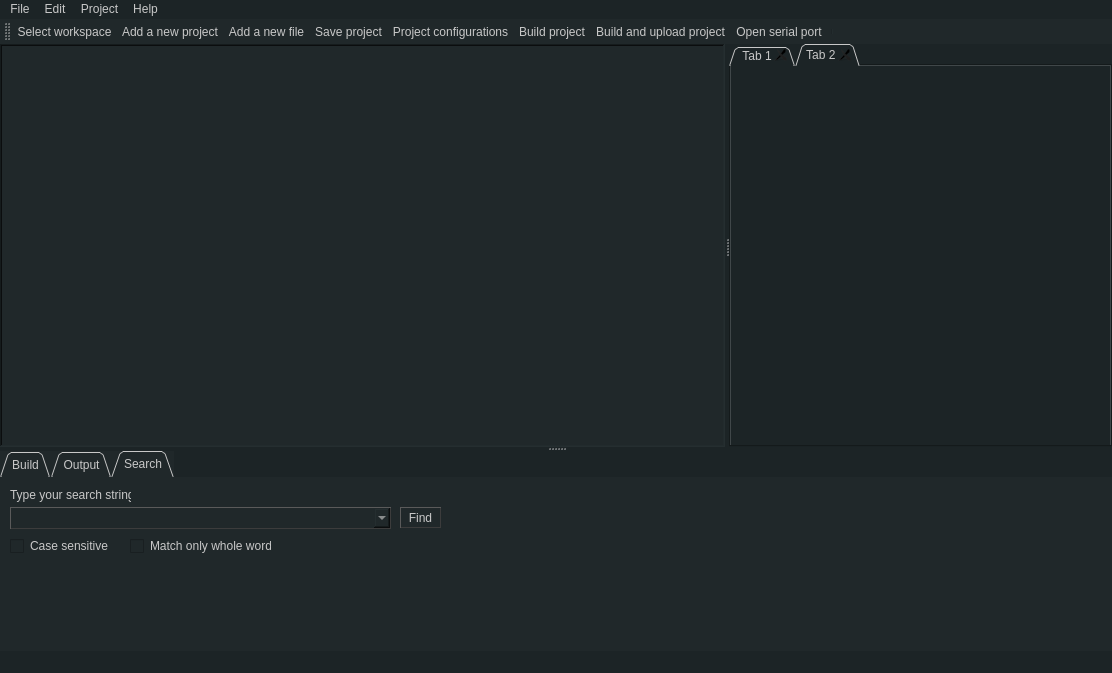
aporto/mariamole, file src/mainwindow.ui: the form before one commit.
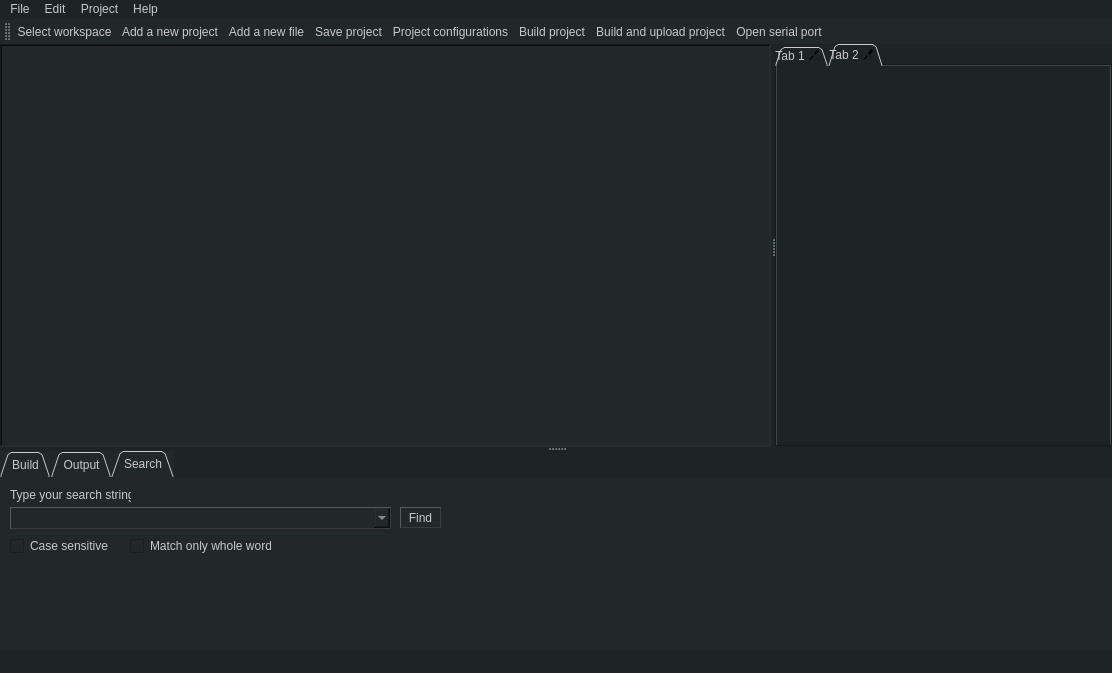
The form after the commit. The open tabs and pages were chosen to show the change. Icons and pictures are not drawn.

The edit to the form file:
```diff
--- a/src/mainwindow.ui
+++ b/src/mainwindow.ui
@@ -26,7 +26,16 @@
     <property name="margin">
      <number>0</number>
     </property>
-    <item row="0" column="0">
+    <property name="topMargin">
+     <number>0</number>
+    </property>
+    <property name="rightMargin">
+     <number>0</number>
+    </property>
+    <property name="bottomMargin">
+     <number>0</number>
+    </property>
+    <item row="1" column="0">
      <widget class="QSplitter" name="splitter_2">
       <property name="orientation">
        <enum>Qt::Vertical</enum>
@@ -58,6 +67,36 @@
           <string notr="true">1</string>
          </property>
         </column>
+        <column>
+         <property name="text">
+          <string>New Column</string>
+         </property>
+        </column>
+        <column>
+         <property name="text">
+          <string>New Column</string>
+         </property>
+        </column>
+        <column>
+         <property name="text">
+          <string>New Column</string>
+         </property>
+        </column>
+        <column>
+         <property name="text">
+          <string>New Column</string>
+         </property>
+        </column>
+        <column>
+         <property name="text">
+          <string>New Column</string>
+         </property>
+        </column>
+        <column>
+         <property name="text">
+          <string>New Column</string>
+         </property>
+        </column>
        </widget>
        <widget class="QTabWidget" name="editorTabs">
         <property name="styleSheet">
@@ -87,12 +126,12 @@
         </property>
         <widget class="QWidget" name="tab_3">
          <attribute name="title">
-          <string>    Tab 1</string>
+          <string>Tab 1</string>
          </attribute>
         </widget>
         <widget class="QWidget" name="tab_4">
          <attribute name="title">
-          <string>   Tab 2</string>
+          <string>Tab 2</string>
          </attribute>
         </widget>
        </widget>
```
Left out of the diff: 34 changed lines with no effect on the pictures.
